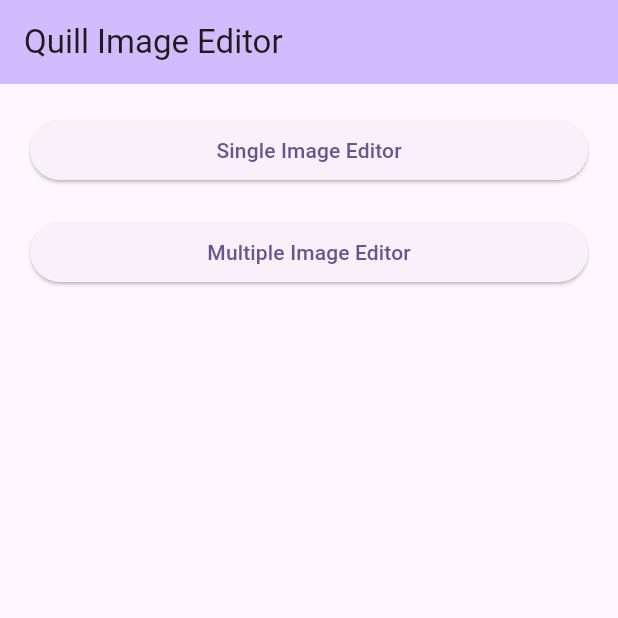
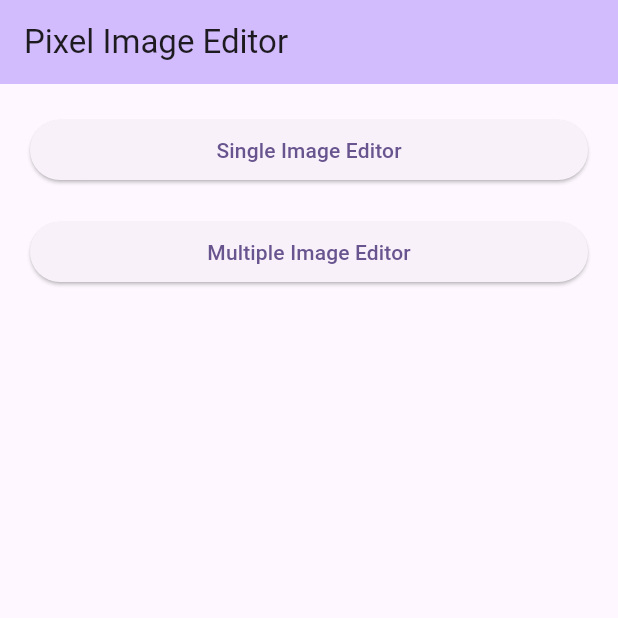
Before and after one commit to ArmanKhanTech/Lumos, a Flutter app: the screen it shows after launch, on a phone screen of 412 x 824 dp, the top half of it. Run offline on Flutter 3.47's test engine with Material 3 defaults, Android fonts, the phone set to English and light mode, and no system bars; our stand-ins replace blurrycontainer, extended_image, flutter_spinkit, image_picker, screenshot; missing offline and left inert: colorfilter_generator, image_editor, image_pixels.

Commit message:
Refactor import statements to use the 'pixel' package instead of 'quill'

```diff
--- a/example/lib/main.dart
+++ b/example/lib/main.dart
@@ -5,9 +5,9 @@ import 'package:flutter/cupertino.dart';
 import 'package:flutter/material.dart';
 import 'package:image_picker/image_picker.dart';
 
-import 'package:quill/data/constants.dart';
-import 'package:quill/quill.dart';
-import 'package:quill/utility/model.dart';
+import 'package:pixel/data/constants.dart';
+import 'package:pixel/pixel.dart';
+import 'package:pixel/utility/model.dart';
 
 void main() {
   runApp(const MyApp());
@@ -19,12 +19,12 @@ class MyApp extends StatelessWidget {
   @override
   Widget build(BuildContext context) {
     return MaterialApp(
-      title: 'Quill',
+      title: 'Pixel',
       theme: ThemeData(
         colorScheme: ColorScheme.fromSeed(seedColor: Colors.deepPurple),
         useMaterial3: true,
       ),
-      home: const MyHomePage(title: 'Quill Image Editor'),
+      home: const MyHomePage(title: 'Pixel Image Editor'),
       debugShowCheckedModeBanner: false,
     );
   }
--- a/example/pubspec.yaml
+++ b/example/pubspec.yaml
@@ -1,5 +1,5 @@
 name: example
-description: "Example for Quill image editor."
+description: "Example for Pixel image editor."
 publish_to: 'none'
 version: 1.0.0+1
 
@@ -10,7 +10,7 @@ dependencies:
   flutter:
     sdk: flutter
 
-  quill:
+  pixel:
     path: ../
 
   cupertino_icons: ^1.0.6
--- a/lib/layer/background_blur_layer.dart
+++ b/lib/layer/background_blur_layer.dart
@@ -1,6 +1,6 @@
 import 'dart:ui';
 import 'package:flutter/material.dart';
-import 'package:quill/utility/model.dart';
+import 'package:pixel/utility/model.dart';
 
 class BackgroundBlurLayer extends StatefulWidget {
   final BackgroundBlurLayerData layerData;
--- a/lib/layer/background_layer.dart
+++ b/lib/layer/background_layer.dart
@@ -1,5 +1,5 @@
 import 'package:flutter/material.dart';
-import 'package:quill/utility/model.dart';
+import 'package:pixel/utility/model.dart';
 
 class BackgroundLayer extends StatefulWidget {
   final BackgroundLayerData layerData;
--- a/lib/layer/emoji_layer.dart
+++ b/lib/layer/emoji_layer.dart
@@ -1,6 +1,6 @@
 import 'package:flutter/material.dart';
-import 'package:quill/editor/single_image_editor.dart';
-import 'package:quill/utility/model.dart';
+import 'package:pixel/editor/single_image_editor.dart';
+import 'package:pixel/utility/model.dart';
 
 import '../widget/dialog/emoji_layer_dialog.dart';
 
--- a/lib/layer/text_layer.dart
+++ b/lib/layer/text_layer.dart
@@ -1,8 +1,8 @@
 import 'package:flutter/material.dart';
 
-import 'package:quill/editor/single_image_editor.dart';
-import 'package:quill/utility/model.dart';
-import 'package:quill/widget/dialog/text_layer_dialog.dart';
+import 'package:pixel/editor/single_image_editor.dart';
+import 'package:pixel/utility/model.dart';
+import 'package:pixel/widget/dialog/text_layer_dialog.dart';
 
 class TextLayer extends StatefulWidget {
   final TextLayerData layerData;
--- a/lib/tool/image_adjust.dart
+++ b/lib/tool/image_adjust.dart
@@ -6,8 +6,8 @@ import 'package:flutter/material.dart';
 import 'package:flutter/services.dart';
 import 'package:screenshot/screenshot.dart';
 
-import 'package:quill/data/constants.dart';
-import 'package:quill/widget/button/bottom_button.dart';
+import 'package:pixel/data/constants.dart';
+import 'package:pixel/widget/button/bottom_button.dart';
 
 class ImageAdjust extends StatefulWidget {
   final Uint8List image;
--- a/lib/tool/image_cropper.dart
+++ b/lib/tool/image_cropper.dart
@@ -4,8 +4,8 @@ import 'package:flutter/material.dart';
 import 'package:flutter/services.dart';
 import 'package:image_editor/image_editor.dart';
 
-import 'package:quill/data/constants.dart';
-import 'package:quill/utility/model.dart';
+import 'package:pixel/data/constants.dart';
+import 'package:pixel/utility/model.dart';
 
 class ImageCropper extends StatefulWidget {
   final Uint8List image;
--- a/lib/tool/image_filters.dart
+++ b/lib/tool/image_filters.dart
@@ -6,7 +6,7 @@ import 'package:flutter/services.dart';
 import 'package:image_editor/image_editor.dart';
 import 'package:screenshot/screenshot.dart';
 
-import 'package:quill/data/constants.dart';
+import 'package:pixel/data/constants.dart';
 
 class ImageFilters extends StatefulWidget {
   final Uint8List image;
--- a/lib/tool/text_editor.dart
+++ b/lib/tool/text_editor.dart
@@ -1,8 +1,8 @@
 // ignore_for_file: use_build_context_synchronously
 import 'package:flutter/material.dart';
 
-import 'package:quill/data/constants.dart';
-import 'package:quill/utility/model.dart';
+import 'package:pixel/data/constants.dart';
+import 'package:pixel/utility/model.dart';
 
 import '../widget/picker/color_picker.dart';
 
--- a/lib/utility/model.dart
+++ b/lib/utility/model.dart
@@ -1,5 +1,5 @@
 import 'package:flutter/material.dart';
-import 'package:quill/utility/image_item.dart';
+import 'package:pixel/utility/image_item.dart';
 
 class AspectRatioOption {
   final String title;
--- a/lib/widget/dialog/emoji_layer_dialog.dart
+++ b/lib/widget/dialog/emoji_layer_dialog.dart
@@ -1,7 +1,7 @@
 import 'package:flutter/material.dart';
 
-import 'package:quill/editor/single_image_editor.dart';
-import 'package:quill/utility/model.dart';
+import 'package:pixel/editor/single_image_editor.dart';
+import 'package:pixel/utility/model.dart';
 
 class EmojiLayerDialog extends StatefulWidget {
   final int index;
--- a/lib/widget/dialog/exit_dialog.dart
+++ b/lib/widget/dialog/exit_dialog.dart
@@ -1,7 +1,7 @@
 import 'package:blurrycontainer/blurrycontainer.dart';
 import 'package:flutter/material.dart';
 
-import 'package:quill/widget/button/animated_on_tap_button.dart';
+import 'package:pixel/widget/button/animated_on_tap_button.dart';
 
 Future<dynamic> exitDialog(BuildContext context) {
   return showDialog(
--- a/lib/widget/dialog/text_layer_dialog.dart
+++ b/lib/widget/dialog/text_layer_dialog.dart
@@ -1,7 +1,7 @@
 import 'package:flutter/material.dart';
 
-import 'package:quill/editor/single_image_editor.dart';
-import 'package:quill/utility/model.dart';
+import 'package:pixel/editor/single_image_editor.dart';
+import 'package:pixel/utility/model.dart';
 
 import '../picker/color_picker.dart';
 
--- a/lib/widget/picker/emoji_picker.dart
+++ b/lib/widget/picker/emoji_picker.dart
@@ -1,6 +1,6 @@
 import 'package:flutter/material.dart';
 
-import 'package:quill/utility/model.dart';
+import 'package:pixel/utility/model.dart';
 
 import '../../data/emojies.dart';
 
--- a/lib/widget/screen/loading_screen.dart
+++ b/lib/widget/screen/loading_screen.dart
@@ -1,5 +1,5 @@
 import 'package:flutter/material.dart';
-import 'package:quill/widget/indicator/progress_indicator.dart';
+import 'package:pixel/widget/indicator/progress_indicator.dart';
 
 class LoadingScreen {
   final GlobalKey globalKey;
```
Also changed, not shown: lib/editor/multi_image_editor.dart (+6 -6 lines), lib/editor/single_image_editor.dart (+14 -14 lines), pubspec.yaml (+2 -5 lines), example/pubspec.lock, lib/pixel.dart (renamed from lib/quill.dart), 3 other files.
